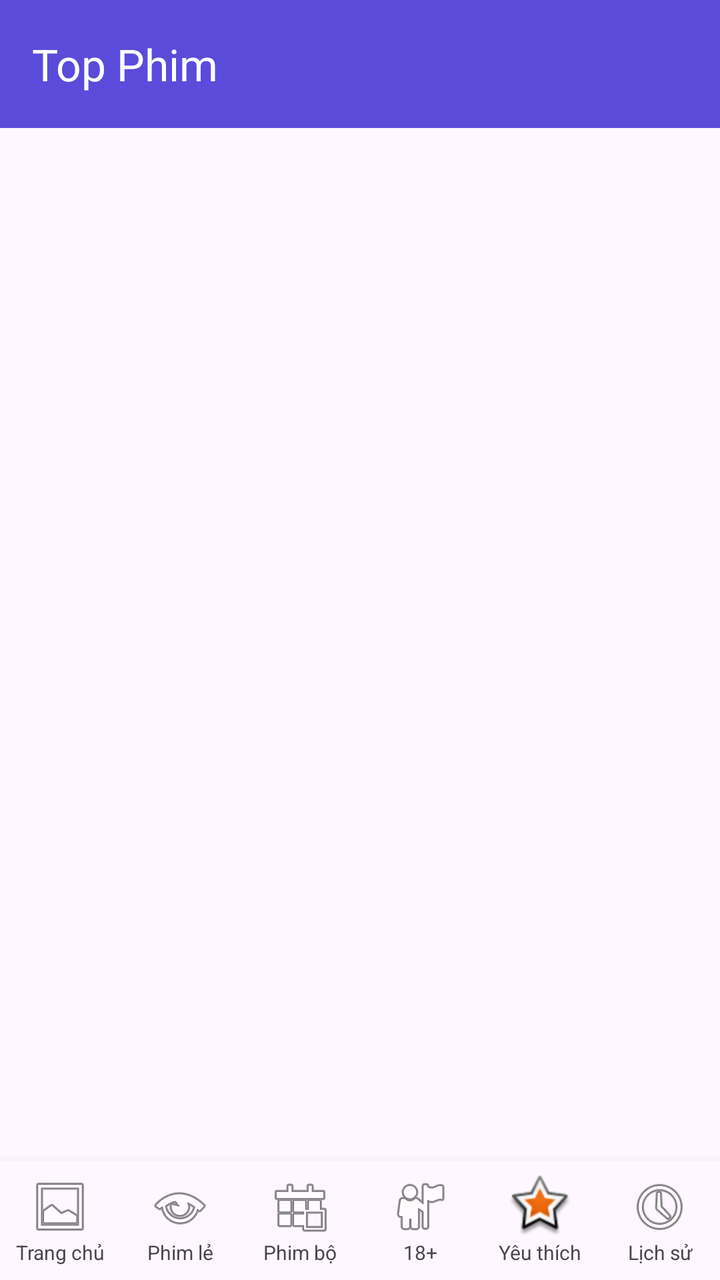
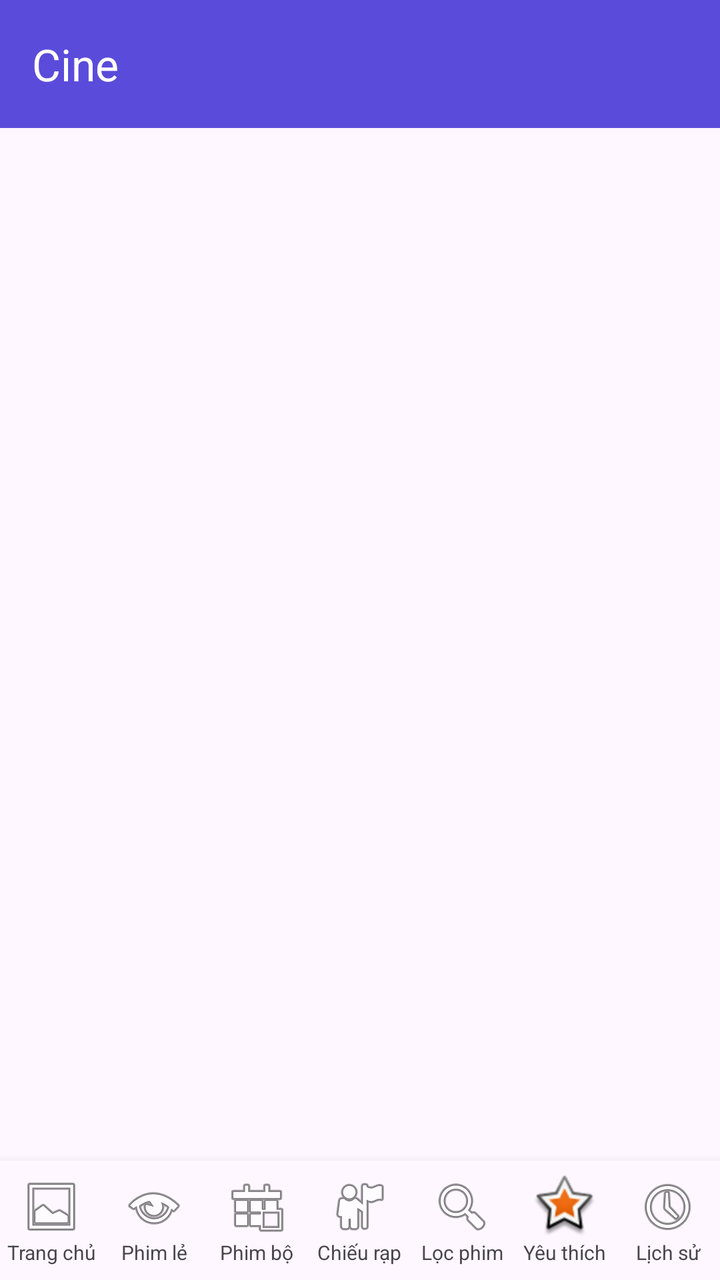

Compare the two renders of this Android layout. The source of the first and the diff that turns it into the second are given below.
<!-- AndroidManifest.xml: application theme Theme.TruyenReader -->
<!-- res/layout/activity_main.xml -->
<?xml version="1.0" encoding="utf-8"?>
<LinearLayout xmlns:android="http://schemas.android.com/apk/res/android"
    android:layout_width="match_parent"
    android:layout_height="match_parent"
    android:orientation="vertical">

    <com.google.android.material.appbar.MaterialToolbar
        android:id="@+id/toolbar"
        android:layout_width="match_parent"
        android:layout_height="?attr/actionBarSize"
        android:background="?attr/colorPrimary"
        app:title="Top Phim"
        app:titleTextColor="#FFFFFF"
        xmlns:app="http://schemas.android.com/apk/res-auto" />

    <FrameLayout
        android:id="@+id/container"
        android:layout_width="match_parent"
        android:layout_height="0dp"
        android:layout_weight="1" />

    
    <LinearLayout
        android:id="@+id/bottomBar"
        android:layout_width="match_parent"
        android:layout_height="wrap_content"
        android:background="?attr/colorSurface"
        android:elevation="8dp"
        android:orientation="horizontal">

        <TextView
            android:id="@+id/tabHome"
            style="@style/BottomTab"
            android:drawableTop="@android:drawable/ic_menu_gallery"
            android:text="Trang chủ" />

        <TextView
            android:id="@+id/tabSingle"
            style="@style/BottomTab"
            android:drawableTop="@android:drawable/ic_menu_view"
            android:text="Phim lẻ" />

        <TextView
            android:id="@+id/tabSeries"
            style="@style/BottomTab"
            android:drawableTop="@android:drawable/ic_menu_today"
            android:text="Phim bộ" />

        <TextView
            android:id="@+id/tabAdult"
            style="@style/BottomTab"
            android:drawableTop="@android:drawable/ic_menu_myplaces"
            android:text="18+" />

        <TextView
            android:id="@+id/tabFavorites"
            style="@style/BottomTab"
            android:drawableTop="@android:drawable/star_big_on"
            android:text="Yêu thích" />

        <TextView
            android:id="@+id/tabHistory"
            style="@style/BottomTab"
            android:drawableTop="@android:drawable/ic_menu_recent_history"
            android:text="Lịch sử" />
    </LinearLayout>
</LinearLayout>
<!-- resources referenced by this layout -->
<resources>
  <style name="BottomTab">
          <item name="android:layout_width">0dp</item>
          <item name="android:layout_height">wrap_content</item>
          <item name="android:layout_weight">1</item>
          <item name="android:background">?attr/selectableItemBackground</item>
          <item name="android:clickable">true</item>
          <item name="android:focusable">true</item>
          <item name="android:gravity">center</item>
          <item name="android:paddingTop">7dp</item>
          <item name="android:paddingBottom">7dp</item>
          <item name="android:textSize">10sp</item>
      </style>
  <style name="Theme.TruyenReader" parent="Theme.Material3.DayNight">
          <item name="colorPrimary">#5B4BDB</item>
          <item name="colorOnPrimary">#FFFFFF</item>
          <item name="colorSecondary">#FF8A00</item>
      </style>
</resources>

<!-- the commit's change to res/layout/activity_main.xml (unified diff, before → after) -->
@@ -9,7 +9,7 @@
         android:layout_width="match_parent"
         android:layout_height="?attr/actionBarSize"
         android:background="?attr/colorPrimary"
-        app:title="Top Phim"
+        app:title="Cine"
         app:titleTextColor="#FFFFFF"
         xmlns:app="http://schemas.android.com/apk/res-auto" />
 
@@ -47,10 +47,16 @@
             android:text="Phim bộ" />
 
         <TextView
-            android:id="@+id/tabAdult"
+            android:id="@+id/tabCinema"
             style="@style/BottomTab"
             android:drawableTop="@android:drawable/ic_menu_myplaces"
-            android:text="18+" />
+            android:text="Chiếu rạp" />
+
+        <TextView
+            android:id="@+id/tabFilter"
+            style="@style/BottomTab"
+            android:drawableTop="@android:drawable/ic_menu_search"
+            android:text="Lọc phim" />
 
         <TextView
             android:id="@+id/tabFavorites"
<!-- resource entries referenced after the edit -->
@@ -11,6 +11,8 @@
           <item name="android:paddingTop">7dp</item>
           <item name="android:paddingBottom">7dp</item>
           <item name="android:textSize">10sp</item>
+          <item name="android:maxLines">1</item>
+          <item name="android:ellipsize">end</item>
       </style>
   <style name="Theme.TruyenReader" parent="Theme.Material3.DayNight">
           <item name="colorPrimary">#5B4BDB</item>
